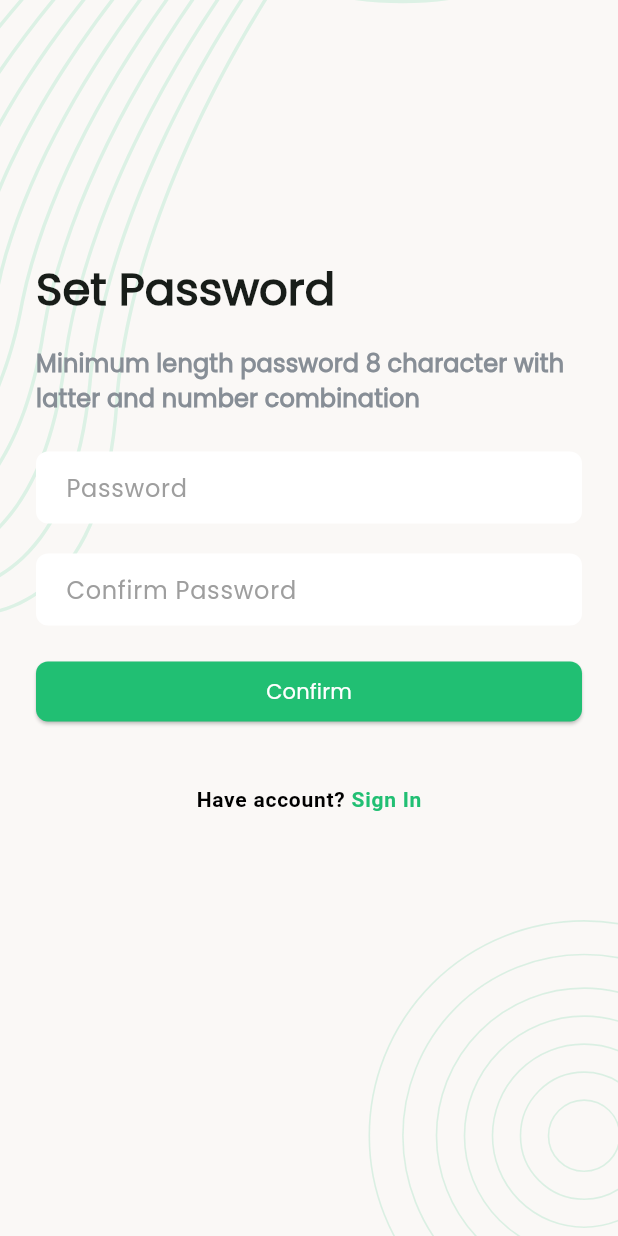
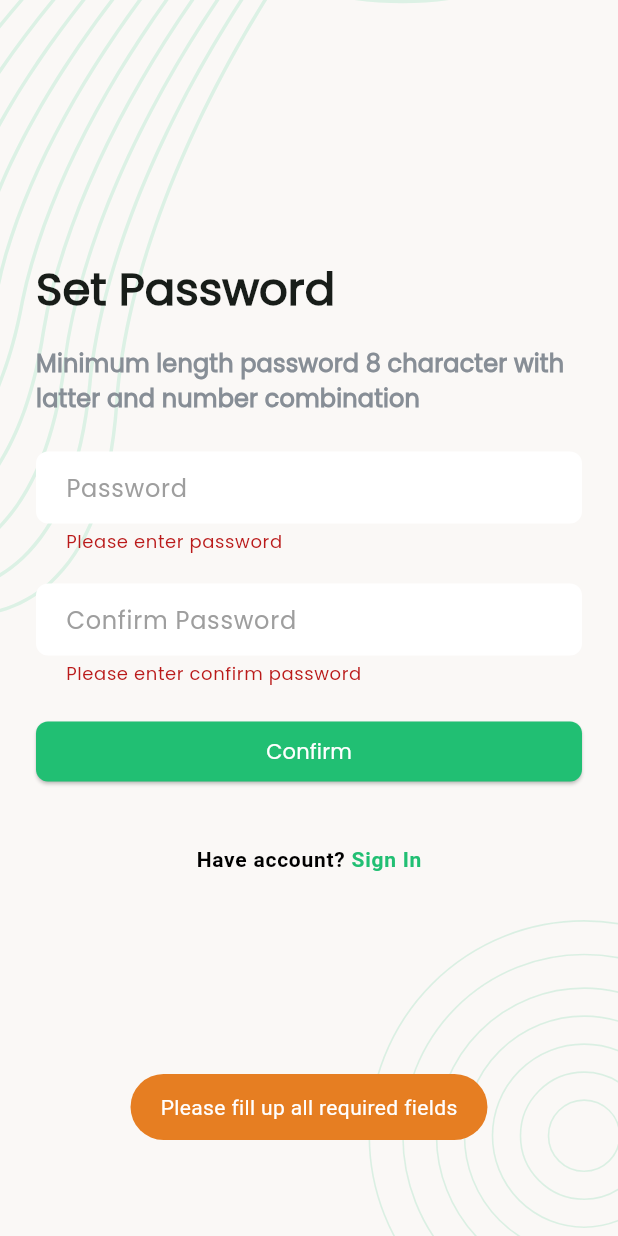
Before and after one commit to Istiakahmed180/tast_management_flutter, a Flutter app: the SetPasswordScreen screen opened by its route, after a tap on "Confirm", on a phone screen of 412 x 824 dp. Run offline on Flutter 3.47's test engine with Material 3 defaults, Android fonts, the phone set to English and light mode, and no system bars; our stand-ins replace flutter_svg, fluttertoast, get, pin_code_fields, shared_preferences; accounts and stored records are empty.

Commit message:
set password api implementaion working now

```diff
--- a/lib/constants/api_path.dart
+++ b/lib/constants/api_path.dart
@@ -7,4 +7,5 @@ class ApiPath {
   static const String login = "$_baseUrl/Login";
   static const String emailAddressVerify = "$_baseUrl/RecoverVerifyEmail";
   static const String pinCodeVerify = "$_baseUrl/RecoverVerifyOTP";
+  static const String setPassword = "$_baseUrl/RecoverResetPass";
 }
--- a/lib/screens/forgot_password/controller/forgot_password_controller.dart
+++ b/lib/screens/forgot_password/controller/forgot_password_controller.dart
@@ -86,7 +86,6 @@ class ForgotPasswordPinVerificationController extends GetxController {
     if (response.isSuccess) {
       if (response.requestResponse["status"] == "success") {
         Get.offNamed(Routes.setPassword);
-        forgotPasswordEmailAddressController.emailController.clear();
         Fluttertoast.showToast(
             msg: response.requestResponse["data"],
             backgroundColor: AppColors.colorGreen);
@@ -111,3 +110,57 @@ class ForgotPasswordPinVerificationController extends GetxController {
   // Gp Tp Sign In Function End
   // ------------------------------------------------------------------------ //
 }
+
+// -------------------------------------------------------------------------- //
+// Forgot Password Set Password Controller
+// -------------------------------------------------------------------------- //
+class ForgotPasswordSetPasswordController extends GetxController {
+  final ForgotPasswordEmailAddressController emailAddressController =
+      Get.put(ForgotPasswordEmailAddressController());
+  final ForgotPasswordPinVerificationController pinVerificationController =
+      Get.put(ForgotPasswordPinVerificationController());
+  final RxBool isProgress = false.obs;
+  final TextEditingController passwordController = TextEditingController();
+  final TextEditingController confirmPasswordController =
+      TextEditingController();
+
+  // ------------------------------------------------------------------------ //
+  // Set Password Function Start
+  Future<void> setPassword({required GlobalKey<FormState> formKey}) async {
+    if (formKey.currentState!.validate()) {
+      if (passwordController.text == confirmPasswordController.text) {
+        isProgress.value = true;
+        final Map<String, dynamic> requestBody = {
+          "email": emailAddressController.emailController.text,
+          "OTP": pinVerificationController.pinCode,
+          "password": passwordController.text
+        };
+        final NetworkResponse response = await NetworkService.postRequest(
+            url: ApiPath.setPassword, requestBody: requestBody);
+        isProgress.value = false;
+        if (response.isSuccess) {
+        } else {
+          Fluttertoast.showToast(
+              msg: response.errorMessage, backgroundColor: AppColors.colorRed);
+        }
+      } else {
+        Fluttertoast.showToast(
+            msg: "Password not match", backgroundColor: AppColors.colorOrange);
+      }
+    } else {
+      Fluttertoast.showToast(
+          msg: "Please fill up all required fields",
+          backgroundColor: AppColors.colorOrange);
+    }
+  }
+  // Set Password Function End
+  // ------------------------------------------------------------------------ //
+
+  // ------------------------------------------------------------------------ //
+  // Gp Tp Sign In Function Start
+  void goToSignIn() {
+    Get.offNamed(Routes.signIn);
+  }
+  // Gp Tp Sign In Function End
+  // ------------------------------------------------------------------------ //
+}
--- a/lib/screens/forgot_password/view/set_password_screen.dart
+++ b/lib/screens/forgot_password/view/set_password_screen.dart
@@ -1,14 +1,19 @@
 import 'package:flutter/gestures.dart';
 import 'package:flutter/material.dart';
+import 'package:get/get.dart';
 import 'package:task_management/common/widgets/app_background.dart';
 import 'package:task_management/constants/app_colors.dart';
+import 'package:task_management/screens/forgot_password/controller/forgot_password_controller.dart';
 
 class SetPasswordScreen extends StatelessWidget {
   const SetPasswordScreen({super.key});
 
   @override
   Widget build(BuildContext context) {
+    final ForgotPasswordSetPasswordController setPasswordController =
+        Get.put(ForgotPasswordSetPasswordController());
     TextTheme textTheme = Theme.of(context).textTheme;
+    final GlobalKey<FormState> formKey = GlobalKey<FormState>();
 
     return AppBackground(
       child: SingleChildScrollView(
@@ -30,12 +35,13 @@ class SetPasswordScreen extends StatelessWidget {
                   style: textTheme.titleSmall,
                 ),
                 const SizedBox(height: 24),
-                _buildPasswordAndConfirmPasswordForm(context),
+                _buildPasswordAndConfirmPasswordForm(
+                    context, formKey, setPasswordController),
                 const SizedBox(height: 40),
                 Center(
                   child: Column(
                     children: [
-                      _buildSignInSection(context),
+                      _buildSignInSection(context, setPasswordController),
                     ],
                   ),
                 )
@@ -47,30 +53,58 @@ class SetPasswordScreen extends StatelessWidget {
     );
   }
 
-  Form _buildPasswordAndConfirmPasswordForm(context) {
+  Form _buildPasswordAndConfirmPasswordForm(
+      context,
+      GlobalKey<FormState> formKey,
+      ForgotPasswordSetPasswordController setPasswordController) {
     return Form(
+      key: formKey,
       child: Column(
         children: [
           TextFormField(
+            controller: setPasswordController.passwordController,
             obscureText: true,
             decoration: const InputDecoration(hintText: "Password"),
+            validator: (value) {
+              if (value == null || value.isEmpty) {
+                return "Please enter password";
+              }
+              return null;
+            },
           ),
           const SizedBox(height: 20),
           TextFormField(
+            controller: setPasswordController.confirmPasswordController,
             obscureText: true,
             decoration: const InputDecoration(hintText: "Confirm Password"),
+            validator: (value) {
+              if (value == null || value.isEmpty) {
+                return "Please enter confirm password";
+              }
+              return null;
+            },
           ),
           const SizedBox(height: 20),
-          ElevatedButton(
-            onPressed: () {},
-            child: const Text("Confirm"),
+          Obx(
+            () => Visibility(
+              visible: !setPasswordController.isProgress.value,
+              replacement: const CircularProgressIndicator(
+                backgroundColor: AppColors.colorGreen,
+              ),
+              child: ElevatedButton(
+                onPressed: () =>
+                    setPasswordController.setPassword(formKey: formKey),
+                child: const Text("Confirm"),
+              ),
+            ),
           ),
         ],
       ),
     );
   }
 
-  RichText _buildSignInSection(context) {
+  RichText _buildSignInSection(
+      context, ForgotPasswordSetPasswordController setPasswordController) {
     return RichText(
       text: TextSpan(
         style: const TextStyle(
@@ -83,7 +117,8 @@ class SetPasswordScreen extends StatelessWidget {
           TextSpan(
               text: 'Sign In',
               style: const TextStyle(color: AppColors.colorGreen),
-              recognizer: TapGestureRecognizer()..onTap = () {}),
+              recognizer: TapGestureRecognizer()
+                ..onTap = () => setPasswordController.goToSignIn()),
         ],
       ),
     );
```
